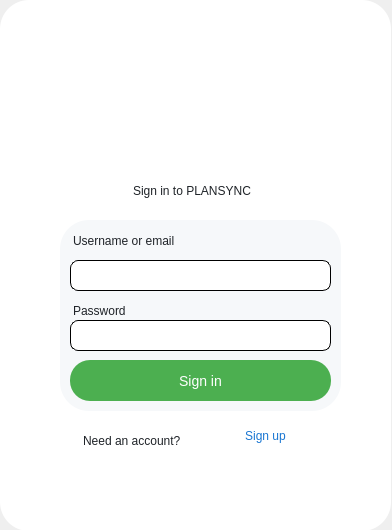
Old version of the form GUi/Signin.ui in the repository ahiendz/To-do-list.
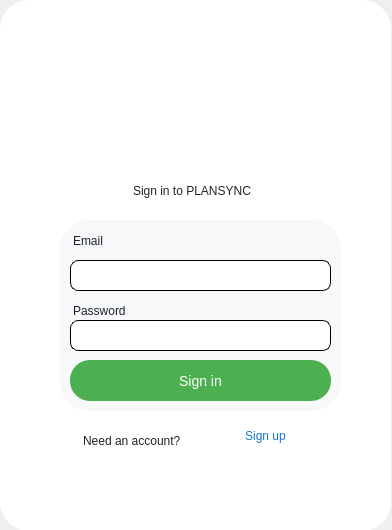
New version of the form. Icons and pictures are not drawn.

Patch:
```diff
--- a/GUi/Signin.ui
+++ b/GUi/Signin.ui
@@ -94,7 +94,7 @@
 </string>
       </property>
       <property name="text">
-       <string>Username or email</string>
+       <string>Email</string>
       </property>
      </widget>
      <widget class="QLabel" name="label_4">
```
